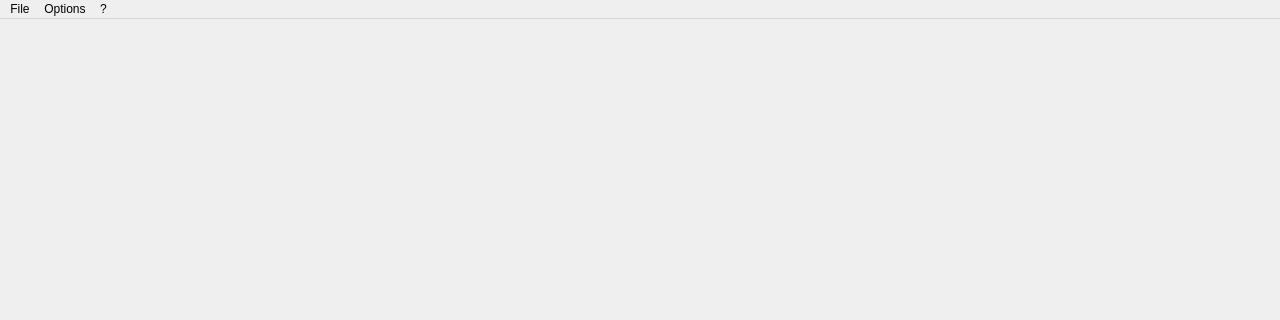
This is OoTMMComboTracker.ui in Loupimo/OoTMMCombo-Tracker as Qt 5 draws it before an edit; both pictures show x 0 to 1280 and y 0 to 320 of the 1280 by 720 pixel window. The edited form follows.
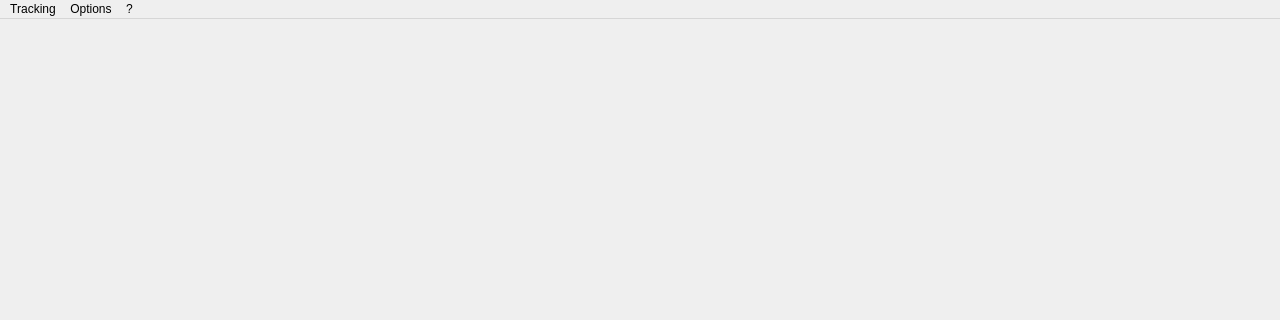
This is the edited form. Icons and pictures are not drawn.

```diff
--- a/OoTMMComboTracker.ui
+++ b/OoTMMComboTracker.ui
@@ -25,7 +25,7 @@
    </property>
    <widget class="QMenu" name="menuFile">
     <property name="title">
-     <string>File</string>
+     <string>Tracking</string>
     </property>
     <addaction name="actionSaveSession"/>
     <addaction name="actionLoadSession"/>
```
Left out of the diff: 75 changed lines with no effect on the pictures.
